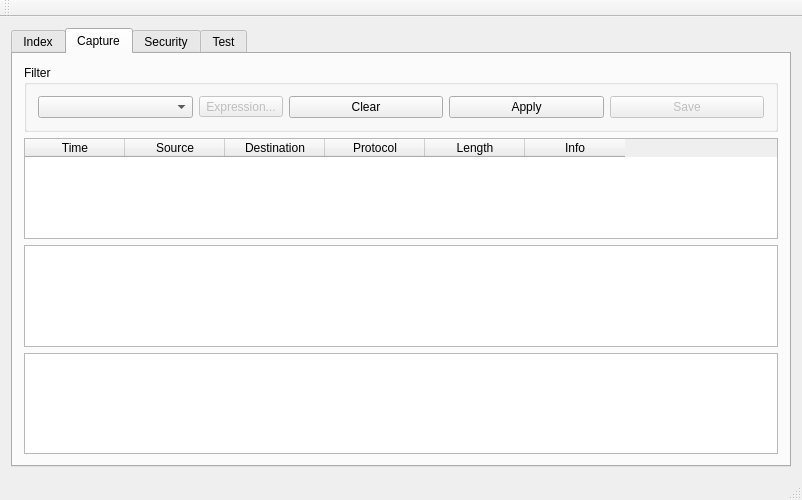
First picture: the form in mainwindow.ui, repository baidut/QSniffer, before the edit.
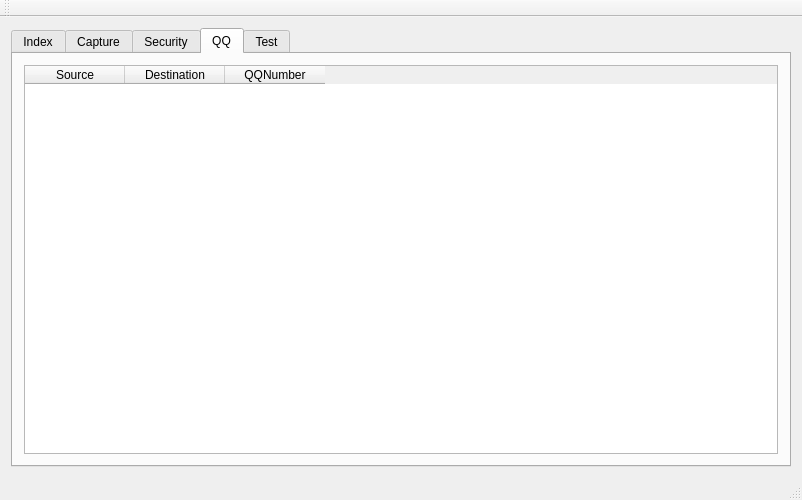
Second picture: the form after the edit.

```diff
--- a/mainwindow.ui
+++ b/mainwindow.ui
@@ -18,7 +18,7 @@
     <item row="0" column="0">
      <widget class="QTabWidget" name="tabWidget_main">
       <property name="currentIndex">
-       <number>1</number>
+       <number>3</number>
       </property>
       <widget class="QWidget" name="tab">
        <attribute name="title">
@@ -266,6 +266,32 @@
         <string>Security</string>
        </attribute>
       </widget>
+      <widget class="QWidget" name="tab_5">
+       <attribute name="title">
+        <string>QQ</string>
+       </attribute>
+       <layout class="QGridLayout" name="gridLayout_9">
+        <item row="0" column="0">
+         <widget class="QTableWidget" name="tableWidget_qq">
+          <column>
+           <property name="text">
+            <string>Source</string>
+           </property>
+          </column>
+          <column>
+           <property name="text">
+            <string>Destination</string>
+           </property>
+          </column>
+          <column>
+           <property name="text">
+            <string>QQNumber</string>
+           </property>
+          </column>
+         </widget>
+        </item>
+       </layout>
+      </widget>
       <widget class="QWidget" name="tab_4">
        <attribute name="title">
         <string>Test</string>
```
